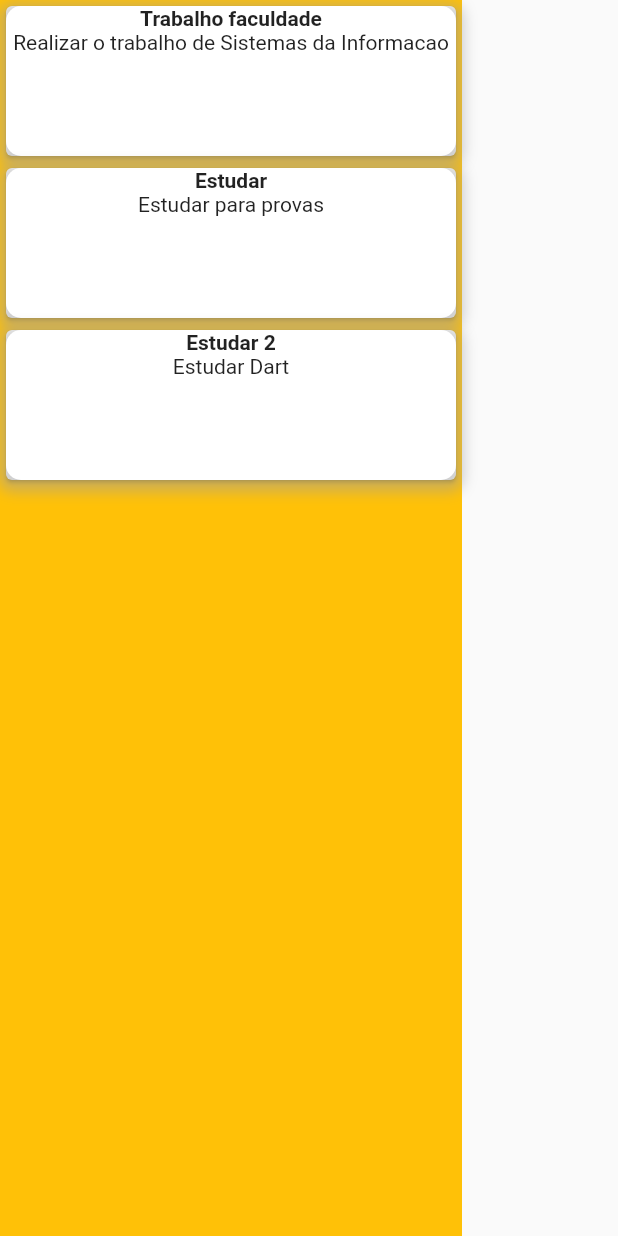
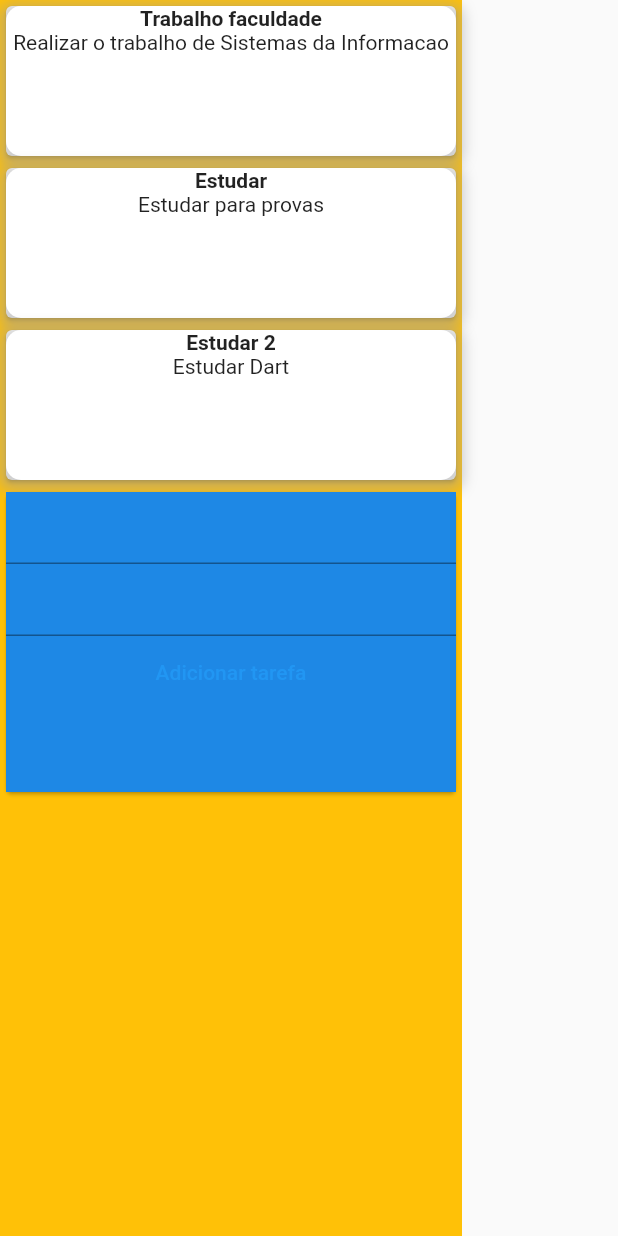
Before and after one commit to devv-thiago/to-do-list, a Flutter app: the screen it shows after launch, on a phone screen of 412 x 824 dp. Run offline on Flutter 3.47's test engine with Material 2 defaults, Android fonts, the phone set to English and light mode, and no system bars.

Commit message:
att 24/03

```diff
--- a/lib/main.dart
+++ b/lib/main.dart
@@ -64,7 +64,26 @@ class MyApp extends StatelessWidget {
                     ),
                   ),
                 );
-              })
+              }),
+              Card(
+                child: Container(
+                  height: 200,
+                  width: 300,
+                  decoration: BoxDecoration(
+                    color: Colors.blue[600],
+                  ),
+                  child: Column(
+                    children: [
+                      TextField(),
+                      TextField(),
+                      TextButton(
+                        onPressed: () {},
+                        child: Text("Adicionar tarefa"),
+                      )
+                    ],
+                  ),
+                ),
+              )
             ],
           ),
         ),
```
